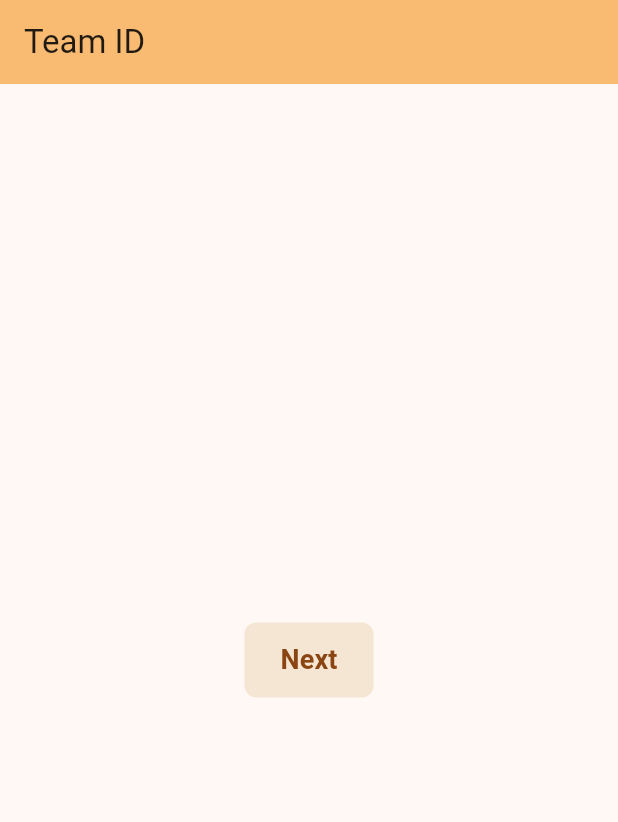
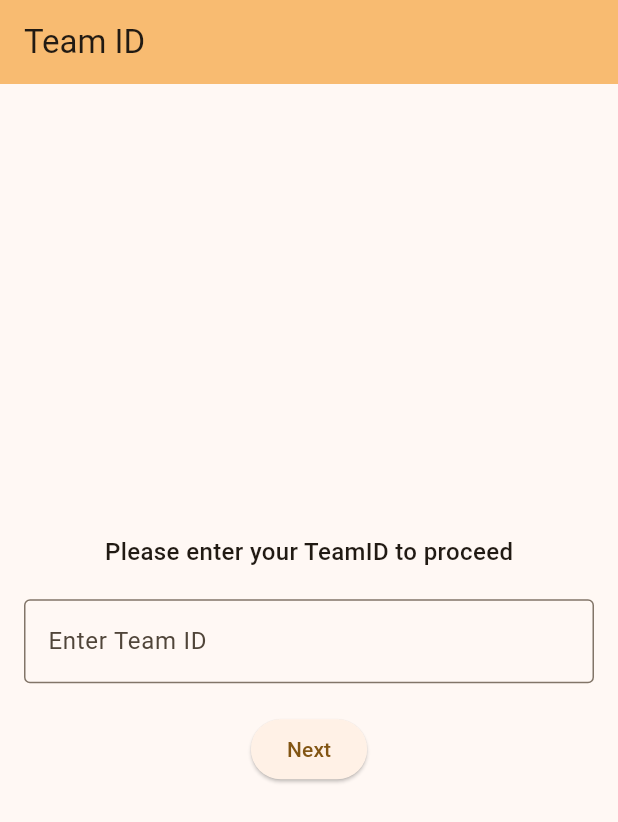
Before and after one commit to Nooberd-Incompat/chakravyuh-day-2, a Flutter app: the screen it shows after launch, on a phone screen of 412 x 824 dp. Shown: the top 822 px of the screen. Run offline on Flutter 3.47's test engine with Material 3 defaults, Android fonts, the phone set to English and light mode, and no system bars; our stand-ins replace csv; missing offline and left inert: crossword.

Commit message:
added teamID logic

```diff
--- /dev/null
+++ b/assets/teamId.csv
@@ -0,0 +1,5 @@
+TeamID,Value
+team1,10
+team2,15
+team3,20
+team4,25
--- a/lib/main.dart
+++ b/lib/main.dart
@@ -1,5 +1,7 @@
 import 'package:chakravyuh/screens/team_id.dart';
 import 'package:flutter/material.dart';
+
+String id = "";
 
 void main() {
   runApp(const MyApp());
--- a/lib/screens/floating_text_screen.dart
+++ b/lib/screens/floating_text_screen.dart
@@ -1,6 +1,5 @@
 import 'dart:math';
 import 'package:chakravyuh/screens/instruction_screen.dart';
-import 'package:chakravyuh/screens/team_id.dart';
 import 'package:chakravyuh/widgets/next_button.dart';
 import 'package:flutter/material.dart';
 
@@ -268,7 +267,8 @@ class _FloatingTextScreenState extends State<FloatingTextScreen>
             alignment: Alignment.bottomCenter, // Changed to bottomCenter
             child: Padding(
               padding: EdgeInsets.only(bottom: 32.0), // Added bottom padding
-              child: NextButton(nextScreen: InstructionScreen(title: "Instructions")),
+              child: NextButton(
+                  nextScreen: InstructionScreen(title: "Instructions")),
             ),
           ),
         ],
--- a/lib/screens/team_id.dart
+++ b/lib/screens/team_id.dart
@@ -1,8 +1,7 @@
-import 'package:chakravyuh/screens/floating_text_screen.dart';
-import 'package:chakravyuh/screens/next_screen.dart';
 import 'package:flutter/material.dart';
 import 'package:chakravyuh/screens/start_screen.dart';
-import 'package:chakravyuh/widgets/next_button.dart';
+import 'package:csv/csv.dart';
+import 'package:flutter/services.dart' show rootBundle;
 
 class TeamID extends StatefulWidget {
   const TeamID({super.key, required this.title});
@@ -14,6 +13,53 @@ class TeamID extends StatefulWidget {
 }
 
 class _TeamIDState extends State<TeamID> {
+  final _formKey = GlobalKey<FormState>();
+  final TextEditingController _teamIDController = TextEditingController();
+  String teamID = '';
+  int? n;
+  Map<String, int> teamData = {};
+
+  @override
+  void initState() {
+    super.initState();
+    _loadCSVData();
+  }
+
+  Future<void> _loadCSVData() async {
+    final csvData = await rootBundle.loadString('assets/teamId.csv');
+    List<List<dynamic>> rows = const CsvToListConverter().convert(csvData);
+
+    for (var i = 1; i < rows.length; i++) {
+      String teamId = rows[i][0];
+      int value = rows[i][1];
+      teamData[teamId] = value;
+    }
+  }
+
+  void _updateTeamID(String value) {
+    setState(() {
+      teamID = value;
+      n = teamData[teamID];
+    });
+  }
+
+  void _validateAndProceed() {
+    if (_formKey.currentState?.validate() ?? false) {
+      Navigator.push(
+        context,
+        MaterialPageRoute(
+          builder: (context) => StartScreen(n: n ?? 0),
+        ),
+      );
+    }
+  }
+
+  @override
+  void dispose() {
+    _teamIDController.dispose();
+    super.dispose();
+  }
+
   @override
   Widget build(BuildContext context) {
     return Scaffold(
@@ -21,14 +67,44 @@ class _TeamIDState extends State<TeamID> {
         backgroundColor: Theme.of(context).colorScheme.inversePrimary,
         title: Text(widget.title),
       ),
-      body: const Center(
-        child: Column(
-          mainAxisAlignment: MainAxisAlignment.center,
-          children: <Widget>[
-            NextButton(
-              nextScreen: StartScreen(),
+      body: Center(
+        child: Padding(
+          padding: const EdgeInsets.all(16.0),
+          child: Form(
+            key: _formKey,
+            child: Column(
+              mainAxisAlignment: MainAxisAlignment.center,
+              children: <Widget>[
+                const Text(
+                  'Please enter your TeamID to proceed',
+                  style: TextStyle(fontSize: 16, fontWeight: FontWeight.w500),
+                ),
+                const SizedBox(height: 20),
+                TextFormField(
+                  controller: _teamIDController,
+                  decoration: const InputDecoration(
+                    labelText: 'Enter Team ID',
+                    border: OutlineInputBorder(),
+                  ),
+                  onChanged: _updateTeamID,
+                  validator: (value) {
+                    if (value == null || value.isEmpty) {
+                      return 'Please enter your Team ID';
+                    }
+                    if (!teamData.containsKey(value)) {
+                      return 'Invalid Team ID';
+                    }
+                    return null;
+                  },
+                ),
+                const SizedBox(height: 20),
+                ElevatedButton(
+                  onPressed: _validateAndProceed,
+                  child: const Text('Next'),
+                ),
+              ],
             ),
-          ],
+          ),
         ),
       ),
     );
--- a/pubspec.yaml
+++ b/pubspec.yaml
@@ -35,6 +35,7 @@ dependencies:
   # The following adds the Cupertino Icons font to your application.
   # Use with the CupertinoIcons class for iOS style icons.
   cupertino_icons: ^1.0.6
+  csv: ^6.0.0
 
 dev_dependencies:
   flutter_test:
@@ -72,6 +73,7 @@ flutter:
       - assets/images/krishna.jpg
       - assets/images/kunti.png
       - assets/images/shakuni.jpg
+      - assets/teamId.csv
 
 
   #   - images/a_dot_burr.jpeg
```
Also changed, not shown: lib/screens/start_screen.dart (+21 -10 lines).
